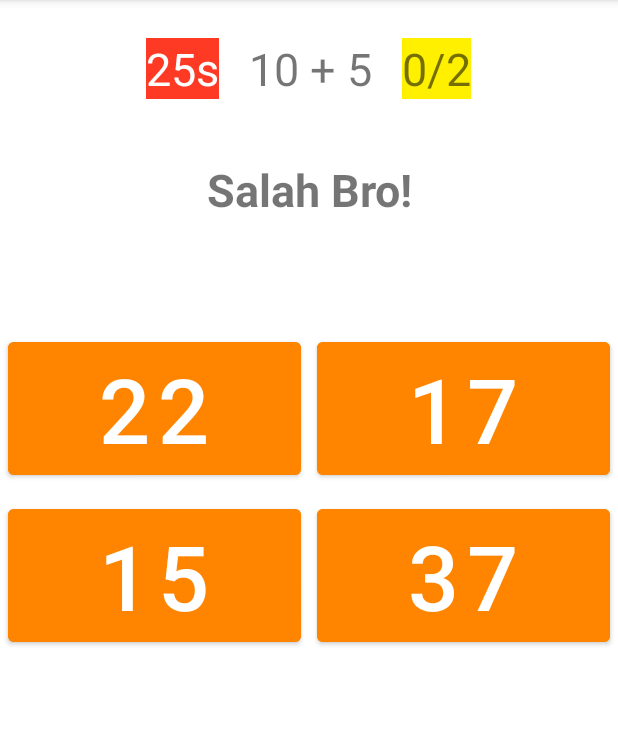
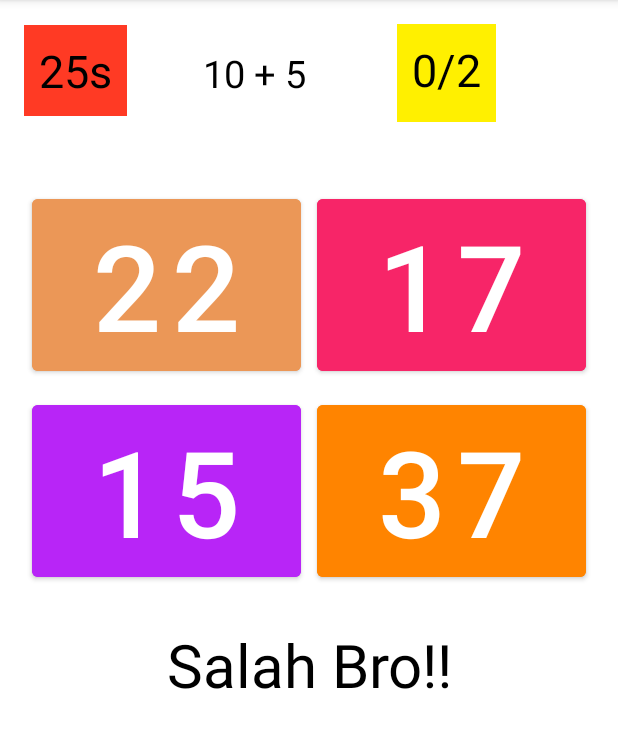
Before and after one commit to Sachazyu/BrainTrainer, an Android app: the screen it shows after launch (MainActivity), after a tap on an icon or button, on a phone screen of 412 x 824 dp, the part 84-832 px from its top. Run offline under Robolectric (Android 15) with nearby library versions, the phone set to English and light mode, and no system bars; 2 other taps on this screen came first.

Commit message:
Brain Trainer

```diff
--- a/app/src/main/java/com/example/braintrainer/MainActivity.java
+++ b/app/src/main/java/com/example/braintrainer/MainActivity.java
@@ -4,6 +4,7 @@ import androidx.appcompat.app.AppCompatActivity;
 
 import android.os.Bundle;
 import android.os.CountDownTimer;
+import android.util.Log;
 import android.view.View;
 import android.widget.Button;
 import android.widget.LinearLayout;
@@ -13,117 +14,110 @@ import java.util.ArrayList;
 import java.util.Random;
 
 public class MainActivity extends AppCompatActivity {
-    TextView hasilTextView,pointTextView, waktuTextView, sumTextView;
-    Button mulaiButton, btnjawaban1, btnjawaban2, btnjawaban3,btnjawaban4, btnmulaiKembali;
-    LinearLayout LayoutPermainan;
 
-    ArrayList<Integer> jawaban = new ArrayList<Integer>();
-    int lokasiJawabanBenar;
+    TextView resultTextView, pointTextView, sumTextView, timerTextView, startText;
+    Button startBtn, button0, button1, button2, button3, playAgainButton;
+    LinearLayout gameLayout;
+
+    ArrayList <Integer> answers = new ArrayList<Integer>();
+    int locationOfCorrectAnswer;
     int score = 0;
     int numberOfQuestions = 0;
-
 
     @Override
     protected void onCreate(Bundle savedInstanceState) {
         super.onCreate(savedInstanceState);
         setContentView(R.layout.activity_main);
 
-        mulaiButton = (Button) findViewById(R.id.startButton);
-        sumTextView = (TextView) findViewById(R.id.sumTextView);
-        btnjawaban1 = (Button) findViewById(R.id.Button1);
-        btnjawaban2 = (Button) findViewById(R.id.Button2);
-        btnjawaban3 = (Button) findViewById(R.id.Button3);
-        btnjawaban4 = (Button) findViewById(R.id.Button4);
-        hasilTextView = (TextView) findViewById(R.id.resultTextView);
-        pointTextView = (TextView) findViewById(R.id.poinTextView);
-        waktuTextView = (TextView) findViewById(R.id.timeTextView);
-        btnmulaiKembali = (Button) findViewById(R.id.playAgainButton);
-        LayoutPermainan =(LinearLayout) findViewById(R.id.linearLayoutGame);
-
+        startBtn = (Button) findViewById(R.id.startBtn);
+        sumTextView = (TextView)findViewById(R.id.sumTextView);
+        startText = (TextView) findViewById(R.id.startText);
+        button0 = (Button)findViewById(R.id.button0);
+        button1 = (Button)findViewById(R.id.button1);
+        button2 = (Button)findViewById(R.id.button2);
+        button3 = (Button)findViewById(R.id.button3);
+        resultTextView = (TextView)findViewById(R.id.resultTextView);
+        pointTextView = (TextView)findViewById(R.id.pointTextView);
+        timerTextView = (TextView)findViewById(R.id.timerTextView);
+        playAgainButton = (Button)findViewById(R.id.playAgainButton);
+        gameLayout = (LinearLayout)findViewById(R.id.gameLayout);
     }
 
     public void generateQuestion(){
-
         Random rand = new Random();
-
         int a = rand.nextInt(21);
         int b = rand.nextInt(21);
 
         sumTextView.setText(Integer.toString(a) + " + " + Integer.toString(b));
 
-        lokasiJawabanBenar = rand.nextInt(4);
-
-        jawaban.clear();
+        locationOfCorrectAnswer = rand.nextInt(4);
+        answers.clear();
 
         int incorrectAnswer;
-
         for (int i=0;i<4;i++){
-            if (i == lokasiJawabanBenar){
-                jawaban.add(a + b);
+            if (i == locationOfCorrectAnswer){
+                answers.add(a + b);
             }else{
                 incorrectAnswer = rand.nextInt(41);
 
-                while (incorrectAnswer == a + b){
+            while (incorrectAnswer == a + b){
                     incorrectAnswer = rand.nextInt(41);
                 }
-
-                jawaban.add(incorrectAnswer);
+                answers.add(incorrectAnswer);
             }
         }
 
-        btnjawaban1.setText(Integer.toString(jawaban.get(0)));
-        btnjawaban2.setText(Integer.toString(jawaban.get(1)));
-        btnjawaban3.setText(Integer.toString(jawaban.get(2)));
-        btnjawaban4.setText(Integer.toString(jawaban.get(3)));
-
+        button0.setText(Integer.toString(answers.get(0)));
+        button1.setText(Integer.toString(answers.get(1)));
+        button2.setText(Integer.toString(answers.get(2)));
+        button3.setText(Integer.toString(answers.get(3)));
     }
 
-    public void MulaiPermainan(View view) {
-        // untuk menampilkan dan menyembunyikan layout
-        mulaiButton.setVisibility(View.INVISIBLE);
-        LayoutPermainan.setVisibility(LinearLayout.VISIBLE);
-        mulaiKembali(findViewById(R.id.playAgainButton));
-    }
-
-    public void pilihjawaban(View view) {
-        if (view.getTag().toString().equals(Integer.toString(lokasiJawabanBenar))){
+    public void chooseAnswer(View view){
+        if (view.getTag().toString().equals(Integer.toString(locationOfCorrectAnswer))){
             score++;
-            hasilTextView.setText("Benar Bro!");
+            resultTextView.setText("Benar Bro!!");
         }else{
-            hasilTextView.setText("Salah Bro!");
-        }
+            resultTextView.setText("Salah Bro!!"); }
 
         numberOfQuestions++;
+
         pointTextView.setText(Integer.toString(score)+ "/" +Integer.toString(numberOfQuestions));
         generateQuestion();
     }
 
-    public void mulaiKembali(View view) {
-        score = 0;
-        numberOfQuestions = 0;
+    public void start(View view){
+        startText.setVisibility(View.INVISIBLE);
+        startBtn.setVisibility(View.INVISIBLE);
+        gameLayout.setVisibility(LinearLayout.VISIBLE);
+        playAgain(findViewById(R.id.playAgainButton));
+    }
 
-        waktuTextView.setText("30s");
+    public void playAgain(View view){
+        score=0;
+        numberOfQuestions=0;
+
+        timerTextView.setText("30s");
         pointTextView.setText("0/0");
-        hasilTextView.setText("");
-        btnmulaiKembali.setVisibility(View.INVISIBLE);
+        resultTextView.setText("");
+        playAgainButton.setVisibility(View.INVISIBLE);
 
         generateQuestion();
 
-        new CountDownTimer(30010, 1000) {
+        new CountDownTimer(30100, 1000){
+
             @Override
             public void onTick(long l) {
-                waktuTextView.setText(String.valueOf(l / 1000) + "s");
+                timerTextView.setText(String.valueOf(l/1000) + "s");
             }
 
             @Override
             public void onFinish() {
-                btnmulaiKembali.setVisibility(View.VISIBLE);
-                waktuTextView.setText("0s");
-                waktuTextView.setText(" Score " + Integer.toString(score)+ "/" +Integer.toString(numberOfQuestions));
+                playAgainButton.setVisibility(View.VISIBLE);
+                timerTextView.setText("0s");
+                resultTextView.setText("Your Score " + Integer.toString(score)+ "/" +Integer.toString(numberOfQuestions));
             }
-
-        }.start();
-
+        }
+        .start();
     }
-
 }
--- a/app/src/main/res/layout/activity_main.xml
+++ b/app/src/main/res/layout/activity_main.xml
@@ -4,191 +4,205 @@
     xmlns:tools="http://schemas.android.com/tools"
     android:layout_width="match_parent"
     android:layout_height="match_parent"
-    tools:context=".MainActivity"
-    android:orientation="horizontal">
+    tools:context=".MainActivity">
 
     <LinearLayout
-        android:id="@+id/LinearLayout"
         android:layout_width="match_parent"
         android:layout_height="match_parent"
-        android:background="@color/white"
+        android:visibility="visible"
+        android:orientation="vertical"
         android:gravity="center"
-        android:visibility="visible"
         app:layout_constraintBottom_toBottomOf="parent"
         app:layout_constraintEnd_toEndOf="parent"
         app:layout_constraintStart_toStartOf="parent"
         app:layout_constraintTop_toTopOf="parent">
 
+        <TextView
+            android:id="@+id/startText"
+            android:layout_width="wrap_content"
+            android:layout_height="wrap_content"
+            android:layout_marginStart="16dp"
+            android:layout_marginEnd="16dp"
+            android:textSize="30sp"
+            android:gravity="center"
+            android:textColor="@color/black"
+            android:text="Wanna Play Bro?"
+            android:layout_alignParentTop="true"
+            android:layout_centerHorizontal="true"
+            android:visibility="visible" />
+
         <Button
-            android:id="@+id/startButton"
-            android:layout_width="match_parent"
+            android:id="@+id/startBtn"
+            android:layout_width="wrap_content"
             android:layout_height="wrap_content"
-            android:layout_marginStart="20dp"
-            android:layout_marginEnd="20dp"
-            android:backgroundTint="@color/oren"
+            android:textAlignment="center"
+            android:textSize="30sp"
+            android:layout_marginTop="20dp"
+            android:backgroundTint="@color/darkblue"
+            android:nestedScrollingEnabled="false"
+            android:padding="20dp"
+            app:cornerRadius="10dp"
             android:text="Mulai Permainan"
-            android:onClick="MulaiPermainan"
-            android:textSize="40dp"
-            app:cornerRadius="15dp" />
-
+            android:onClick="start"
+            android:visibility="visible" />
     </LinearLayout>
 
     <LinearLayout
-        android:id="@+id/linearLayoutGame"
+        android:id="@+id/gameLayout"
         android:layout_width="match_parent"
-        android:layout_height="wrap_content"
+        android:layout_height="match_parent"
+        android:visibility="invisible"
         android:orientation="vertical"
-        android:visibility="invisible"
         app:layout_constraintBottom_toBottomOf="parent"
         app:layout_constraintEnd_toEndOf="parent"
-        app:layout_constraintHorizontal_bias="0.0"
         app:layout_constraintStart_toStartOf="parent"
-        app:layout_constraintTop_toTopOf="parent"
-        app:layout_constraintVertical_bias="0.024">
+        app:layout_constraintTop_toTopOf="parent">
 
         <LinearLayout
-            android:id="@+id/linearLayout3"
             android:layout_width="match_parent"
             android:layout_height="wrap_content"
-            android:background="@color/white"
             android:orientation="horizontal"
-            android:gravity="center">
+            android:layout_gravity="center"
+            android:layout_marginTop="16dp"
+            android:layout_marginStart="16dp"
+            android:layout_marginEnd="16dp"
+            android:layout_marginBottom="20dp">
 
             <TextView
-                android:id="@+id/timeTextView"
+                android:id="@+id/timerTextView"
                 android:layout_width="wrap_content"
                 android:layout_height="wrap_content"
                 android:background="@color/red"
-                android:textColor="@color/white"
-                android:hint="0s"
-                android:textSize="30dp" />
+                android:textSize="30sp"
+                android:padding="10dp"
+                android:text="30s"
+                android:textColor="@color/black" />
 
             <TextView
                 android:id="@+id/sumTextView"
                 android:layout_width="wrap_content"
                 android:layout_height="wrap_content"
-                android:hint="1+1"
-                android:padding="20dp"
-                android:textSize="30dp" />
+                android:layout_marginStart="35dp"
+                android:layout_marginEnd="35dp"
+                android:padding="15dp"
+                android:textSize="25sp"
+                android:text="31 + 12"
+                android:textColor="@color/black" />
 
             <TextView
-                android:id="@+id/poinTextView"
+                android:id="@+id/pointTextView"
+                android:layout_width="wrap_content"
+                android:layout_height="match_parent"
+                android:layout_marginStart="10dp"
+                android:padding="10dp"
+                android:text="0/0"
+                android:textColor="@color/black"
+                android:textSize="30sp"
+                android:background="@color/yellow" />
+
+        </LinearLayout>
+
+        <androidx.gridlayout.widget.GridLayout
+            android:id="@+id/gridLayout"
+            android:layout_width="match_parent"
+            android:layout_height="wrap_content"
+            android:layout_marginStart="16dp"
+            android:layout_marginTop="20dp"
+            android:layout_marginEnd="16dp">
+
+            <Button
+                android:id="@+id/button0"
                 android:layout_width="wrap_content"
                 android:layout_height="wrap_content"
-                android:background="@color/yellow"
-                android:hint="0/0"
-                android:textSize="30dp" />
-        </LinearLayout>
+                app:layout_columnWeight="1"
+                app:layout_gravity="fill"
+                android:layout_margin="5sp"
+                app:layout_row="0"
+                android:tag="0"
+                android:text="3"
+                android:textSize="80sp"
+                app:layout_column="0"
+                app:layout_rowWeight="1"
+                android:backgroundTint="@color/moka"
+                android:onClick="chooseAnswer" />
+
+            <Button
+                android:id="@+id/button1"
+                android:layout_width="wrap_content"
+                android:layout_height="wrap_content"
+                app:layout_gravity="fill"
+                android:layout_margin="5sp"
+                android:tag="1"
+                android:text="3"
+                app:layout_columnWeight="1"
+                android:textSize="80sp"
+                app:layout_rowWeight="1"
+                app:layout_column="1"
+                app:layout_row="0"
+                android:backgroundTint="@color/pastel"
+                android:onClick="chooseAnswer" />
+
+            <Button
+                android:id="@+id/button2"
+                android:layout_width="wrap_content"
+                android:layout_height="wrap_content"
+                app:layout_gravity="fill"
+                android:layout_margin="5sp"
+                android:tag="2"
+                android:text="3"
+                app:layout_row="1"
+                app:layout_column="0"
+                app:layout_rowWeight="1"
+                android:textSize="80sp"
+                app:layout_columnWeight="1"
+                android:backgroundTint="@color/ungu"
+                android:onClick="chooseAnswer"/>
+
+            <Button
+                android:id="@+id/button3"
+                android:layout_width="wrap_content"
+                android:layout_height="wrap_content"
+                app:layout_gravity="fill"
+                android:layout_margin="5sp"
+                android:tag="3"
+                android:text="3"
+                android:textSize="80sp"
+                app:layout_column="1"
+                app:layout_columnWeight="1"
+                app:layout_row="1"
+                app:layout_rowWeight="1"
+                android:backgroundTint="@color/oren"
+                android:onClick="chooseAnswer" />
+
+        </androidx.gridlayout.widget.GridLayout>
 
         <TextView
             android:id="@+id/resultTextView"
             android:layout_width="match_parent"
             android:layout_height="wrap_content"
             android:gravity="center"
-            android:hint="Hasil"
-            android:textSize="30dp"
-            android:textStyle="bold"
+            android:text=""
+            android:textSize="40sp"
+            android:layout_marginStart="16dp"
             android:layout_marginTop="20dp"
-            android:layout_marginBottom="20dp"
-            app:layout_constraintBottom_toTopOf="@+id/gridLayout"
-            app:layout_constraintEnd_toEndOf="parent"
-            app:layout_constraintStart_toStartOf="parent"
-            app:layout_constraintTop_toBottomOf="@+id/linearLayout3" />
-
-        <androidx.gridlayout.widget.GridLayout
-            android:id="@+id/gridLayout"
-            android:layout_width="match_parent"
-            android:layout_height="wrap_content"
-            android:background="@color/white"
-            android:paddingTop="50dp"
-            android:paddingBottom="50dp"
-            app:layout_constraintBottom_toBottomOf="parent"
-            app:layout_constraintEnd_toEndOf="parent"
-            app:layout_constraintStart_toStartOf="parent"
-            app:layout_constraintTop_toTopOf="parent">
-
-            <Button
-                android:id="@+id/Button1"
-                android:layout_width="wrap_content"
-                android:layout_height="wrap_content"
-                android:onClick="pilihjawaban"
-                android:tag="0"
-                android:text="3"
-                android:textSize="60dp"
-                android:backgroundTint="@color/oren"
-                android:layout_margin="5dp"
-                app:layout_column="0"
-                app:layout_columnWeight="1"
-                app:layout_gravity="fill"
-                app:layout_row="0"
-                app:layout_rowWeight="1" />
-
-            <Button
-                android:id="@+id/Button2"
-                android:layout_width="wrap_content"
-                android:layout_height="wrap_content"
-                android:onClick="pilihjawaban"
-                android:tag="1"
-                android:text="3"
-                android:textSize="60dp"
-                android:backgroundTint="@color/oren"
-                android:layout_margin="5dp"
-                app:layout_column="1"
-                app:layout_columnWeight="1"
-                app:layout_gravity="fill"
-                app:layout_row="0"
-                app:layout_rowWeight="1" />
-
-            <Button
-                android:id="@+id/Button3"
-                android:layout_width="wrap_content"
-                android:layout_height="wrap_content"
-                android:onClick="pilihjawaban"
-                android:tag="2"
-                android:text="3"
-                android:textSize="60dp"
-                android:backgroundTint="@color/oren"
-                android:layout_margin="5dp"
-                app:layout_column="0"
-                app:layout_columnWeight="1"
-                app:layout_gravity="fill"
-                app:layout_row="1"
-                app:layout_rowWeight="1" />
-
-            <Button
-                android:id="@+id/Button4"
-                android:layout_width="wrap_content"
-                android:layout_height="wrap_content"
-                android:onClick="pilihjawaban"
-                android:tag="3"
-                android:text="3"
-                android:textSize="60dp"
-                android:backgroundTint="@color/oren"
-                android:layout_margin="5dp"
-                app:layout_column="1"
-                app:layout_columnWeight="1"
-                app:layout_gravity="fill"
-                app:layout_row="1"
-                app:layout_rowWeight="1" />
-
-        </androidx.gridlayout.widget.GridLayout>
+            android:layout_marginEnd="16dp"
+            android:layout_gravity="center"
+            android:textColor="@color/black" />
 
         <Button
             android:id="@+id/playAgainButton"
             android:layout_width="wrap_content"
             android:layout_height="wrap_content"
+            android:layout_marginStart="16dp"
+            android:layout_marginTop="20dp"
+            android:layout_marginEnd="16dp"
             android:layout_gravity="center"
-            android:onClick="mulaiKembali"
             android:padding="20dp"
-            android:text="mulai kembali"
-            android:textColor="@color/white"
-            android:visibility="invisible"
-            android:backgroundTint="@color/darkblue"
-            app:cornerRadius="20dp"
-            app:layout_constraintBottom_toBottomOf="parent"
-            app:layout_constraintEnd_toEndOf="parent"
-            app:layout_constraintStart_toStartOf="parent"
-            app:layout_constraintTop_toBottomOf="@+id/linearLayoutGame" />
+            android:textColor="@color/black"
+            android:backgroundTint="@color/hijau"
+            android:text="Play Again"
+            android:onClick="playAgain"
+            android:visibility="invisible" />
 
     </LinearLayout>
 
--- a/app/src/main/res/values/colors.xml
+++ b/app/src/main/res/values/colors.xml
@@ -11,4 +11,8 @@
     <color name="oren">#FF8400</color>
     <color name="yellow">#FFF000</color>
     <color name="darkblue">#4C42FF</color>
+    <color name="hijau">#2fe02f</color>
+    <color name="ungu">#b825f7</color>
+    <color name="pastel">#f72568</color>
+    <color name="moka">#eb9757</color>
 </resources>
```
